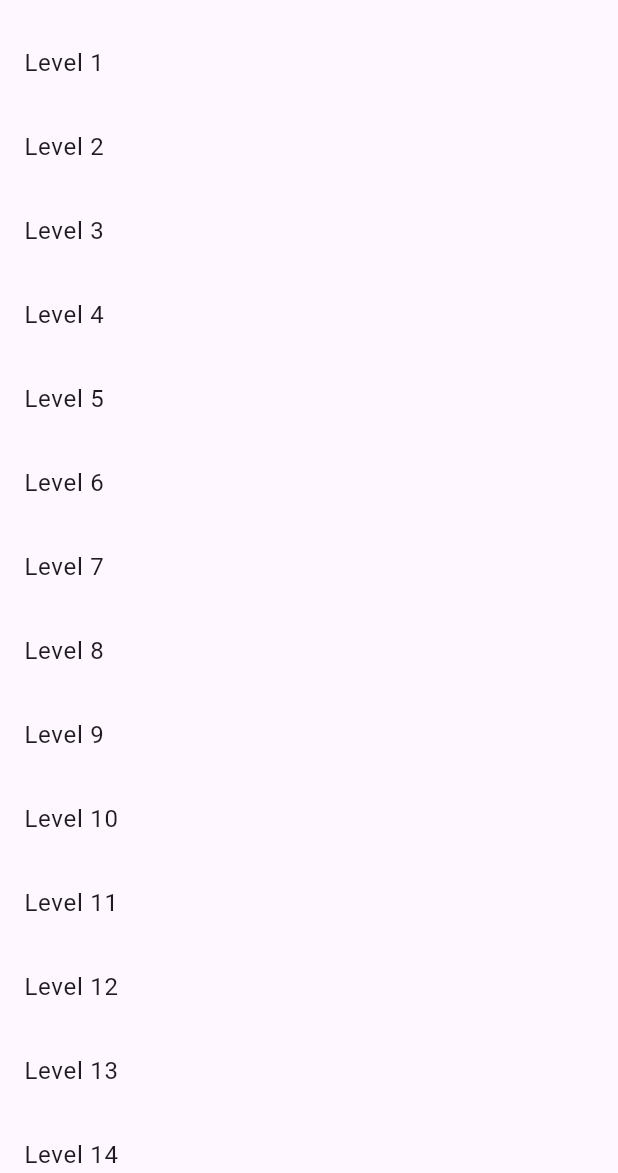
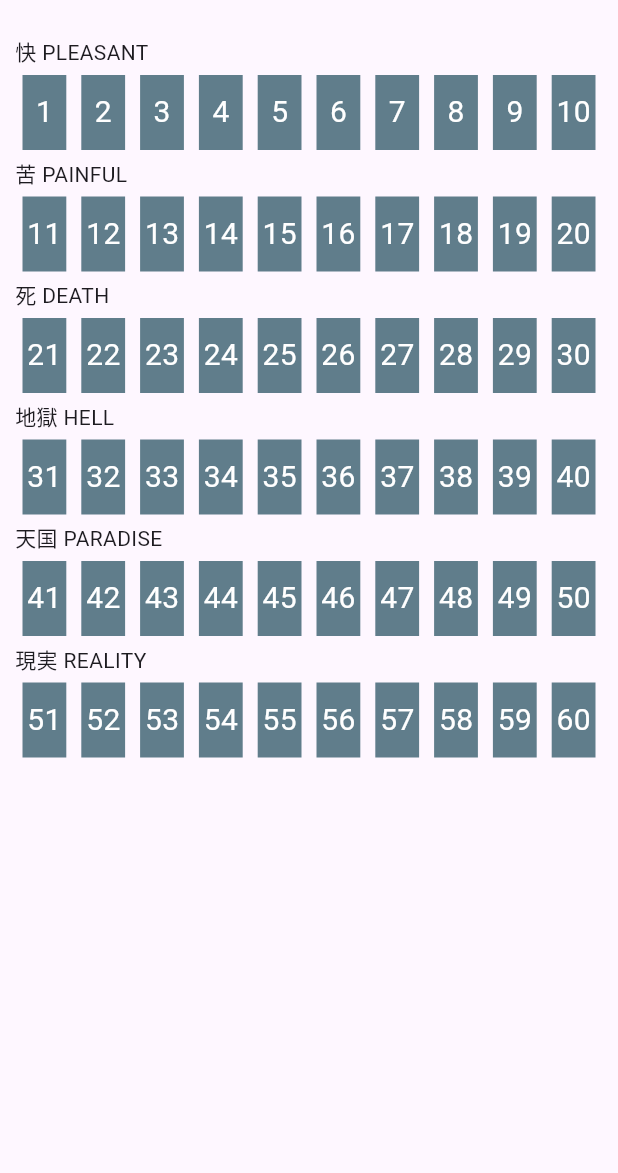
Before and after one commit to FrederikNorlyk/flutter-wanikani, a Flutter app: the screen it shows after launch, on a phone screen of 412 x 824 dp, the part 63-1236 px from its top. Run offline on Flutter 3.47's test engine with Material 3 defaults, Android fonts, the phone set to English and light mode, and no system bars.

Commit message:
Split the levels into groups of ten

```diff
--- a/lib/widgets/level_selector_widget.dart
+++ b/lib/widgets/level_selector_widget.dart
@@ -7,21 +7,78 @@ class LevelSelectorWidget extends StatelessWidget {
 
   @override
   Widget build(BuildContext context) {
+
     return Scaffold(
       appBar: AppBar(title: const Text('Select a level'), centerTitle: true),
-      body: ListView.builder(
-        itemCount: 60,
-        itemBuilder: (_, int index) {
-          final int level = index + 1;
+      body: Padding(
+        padding: const EdgeInsets.all(10),
+        child: Flex(
+          direction: Axis.vertical,
+          crossAxisAlignment: CrossAxisAlignment.stretch,
+          children: _buildLevelGroups(context),
+        )
+      )
+    );
+  }
 
-          return ListTile(
+  List<Widget> _buildLevelGroups(BuildContext context) {
+
+    List<Widget> widgets = [];
+
+    var groups = [
+      "快 PLEASANT",
+      "苦 PAINFUL",
+      "死 DEATH",
+      "地獄 HELL",
+      "天国 PARADISE",
+      "現実 REALITY"
+    ];
+
+    var level = 1;
+
+    for (var group in groups) {
+      widgets.add(Text(group));
+      widgets.add(_buildLevelButtons(context, level));
+
+      level += 10;
+    }
+
+    return widgets;
+  }
+
+  Widget _buildLevelButtons(BuildContext context, int startLevel) {
+
+    List<Widget> children = [];
+
+    for (var i = startLevel; i <= startLevel + 9; i++) {
+      children.add(
+        Expanded(
+          child: Padding(
+            padding: const EdgeInsets.all(5),
+            child: GestureDetector(
               onTap: () => Navigator.push(
-                  context,
-                  MaterialPageRoute(
-                      builder: (context) => ReviewWidget(level: level)),
+                context,
+                MaterialPageRoute(builder: (context) => ReviewWidget(level: i)),
+              ),
+              child: Container(
+                height: 50,
+                color: Colors.blueGrey,
+                child: Center(
+                  child: Text(
+                    i.toString(),
+                    style: const TextStyle(color: Colors.white, fontSize: 20),
+                  ),
                 ),
-              title: Text('Level $level'));
-        }),
+              ),
+            )
+          ),
+        ),
+      );
+    }
+
+    return Flex(
+      direction: Axis.horizontal,
+      children: children,
     );
   }
 }
```
